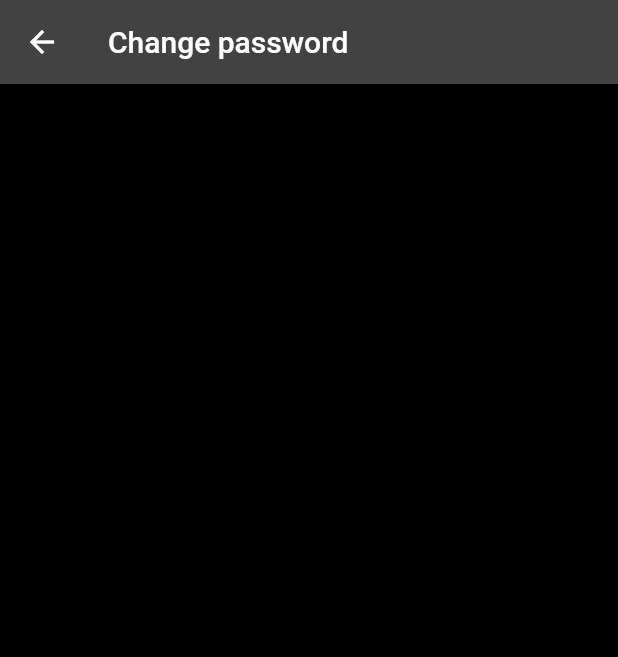
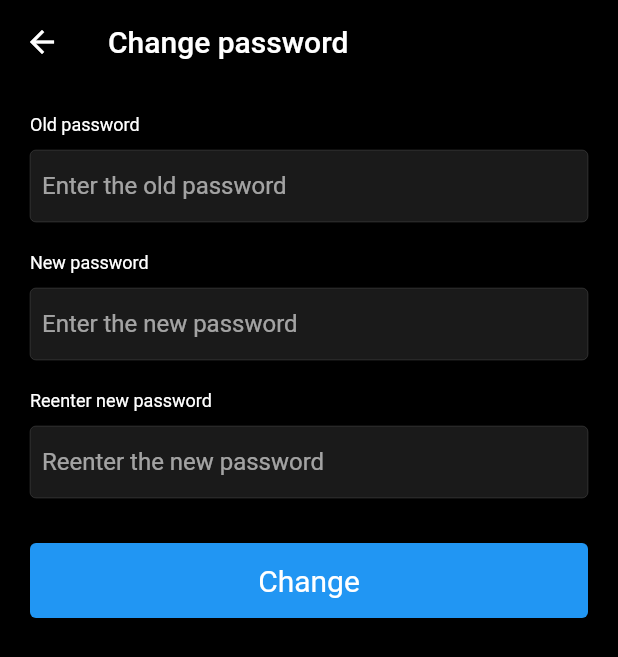
Before and after one commit to pndphuoc/instagram, a Flutter app: the ChangePasswordScreen screen opened directly, on a phone screen of 412 x 824 dp. Shown: the top 657 px of the screen. Run offline on Flutter 3.47's test engine with Material 2 defaults, Android fonts, the phone set to English and light mode, and no system bars; our stand-ins replace awesome_notifications, cached_network_image, camera, carousel_slider, cloud_firestore, device_info_plus and 20 more; missing offline and left inert: awesome_notifications_fcm, image_crop, photo_manager, video_compress; accounts and stored records are empty.

Commit message:
them chuc nang doi  mat khau

```diff
--- a/lib/repository/authentication_repository.dart
+++ b/lib/repository/authentication_repository.dart
@@ -1,5 +1,6 @@
 import 'package:cloud_firestore/cloud_firestore.dart';
 import 'package:firebase_auth/firebase_auth.dart';
+import 'package:fluttertoast/fluttertoast.dart';
 import 'package:google_sign_in/google_sign_in.dart';
 
 
@@ -87,4 +88,23 @@ class AuthenticationRepository {
       final List<DocumentSnapshot> documents = result.docs;
       return documents.isNotEmpty;
   }
+
+  static Future<bool> changePassword(String email, String oldPassword, String newPassword) async {
+    try {
+      UserCredential userCredential = await FirebaseAuth.instance.signInWithEmailAndPassword(
+        email: email,
+        password: oldPassword,
+      );
+      await userCredential.user?.updatePassword(newPassword);
+      Fluttertoast.showToast(msg: 'Password changed successfully');
+      return true;
+    } on FirebaseAuthException catch (e) {
+      if (e.code == 'user-not-found') {
+        Fluttertoast.showToast(msg: 'User not found');
+      } else if (e.code == 'wrong-password') {
+        Fluttertoast.showToast(msg: 'Wrong password provided');
+      }
+      return false;
+    }
+  }
 }
--- a/lib/screens/authentication_screens/login_screen.dart
+++ b/lib/screens/authentication_screens/login_screen.dart
@@ -47,7 +47,7 @@ class _LoginScreenState extends State<LoginScreen> {
         showSnackBar(context, value);
       } else {
         final newUserProvider = CurrentUserViewModel();
-        Provider<CurrentUserViewModel>.value(
+        ListenableProvider<CurrentUserViewModel>.value(
           value: newUserProvider,
         );
       }
--- a/lib/screens/notification_screens/notifications_screen.dart
+++ b/lib/screens/notification_screens/notifications_screen.dart
@@ -18,6 +18,8 @@ class _NotificationsScreenState extends State<NotificationsScreen> {
     return Scaffold(
       appBar: _buildAppBar(context),
       body: SingleChildScrollView(
+        child: ListenableProvider<NotificationViewModel>(
+          create: (_) => NotificationViewModel(userId: FirebaseAuth.instance.currentUser!.uid),
           child: Consumer<NotificationViewModel>(
             builder: (context, value, child) {
               switch (value.isLoading) {
@@ -34,6 +36,7 @@ class _NotificationsScreenState extends State<NotificationsScreen> {
             }
           ),
         ),
+      ),
     );
   }
 
--- a/lib/screens/profile_screens/change_password_screen.dart
+++ b/lib/screens/profile_screens/change_password_screen.dart
@@ -1,4 +1,9 @@
+import 'package:firebase_auth/firebase_auth.dart';
 import 'package:flutter/material.dart';
+import 'package:instagram/ultis/colors.dart';
+import 'package:instagram/view_model/change_password_view_model.dart';
+import 'package:instagram/widgets/text_form_field.dart';
+import 'package:provider/provider.dart';
 
 class ChangePasswordScreen extends StatefulWidget {
   const ChangePasswordScreen({Key? key}) : super(key: key);
@@ -8,16 +13,139 @@ class ChangePasswordScreen extends StatefulWidget {
 }
 
 class _ChangePasswordScreenState extends State<ChangePasswordScreen> {
+  final TextEditingController _oldPasswordController = TextEditingController();
+  final TextEditingController _reenterNewPasswordController =
+      TextEditingController();
+  final TextEditingController _newPasswordController = TextEditingController();
+  final GlobalKey<FormState> _formKey = GlobalKey<FormState>();
+
   @override
   Widget build(BuildContext context) {
-    return Scaffold(
-      appBar: _buildAppBar(context),
+    return ListenableProvider<ChangePasswordViewModel>(
+      create: (_) => ChangePasswordViewModel(),
+      child: Scaffold(
+        appBar: _buildAppBar(context),
+        body: SingleChildScrollView(
+          child: Padding(
+            padding: const EdgeInsets.all(20.0),
+            child: Form(
+              key: _formKey,
+              child: Column(
+                crossAxisAlignment: CrossAxisAlignment.start,
+                children: [
+                  _oldPasswordTextField(context),
+                  const SizedBox(
+                    height: 20,
+                  ),
+                  _newPasswordTextField(context),
+                  const SizedBox(height: 20,),
+                  _reenterNewPasswordTextField(context),
+                  const SizedBox(
+                    height: 30,
+                  ),
+                  _changePasswordButton(context)
+                ],
+              ),
+            ),
+          ),
+        ),
+      ),
     );
   }
 
   AppBar _buildAppBar(BuildContext context) {
     return AppBar(
-      title: Text("Change password", style: Theme.of(context).textTheme.titleLarge,),
+      backgroundColor: mobileBackgroundColor,
+      title: Text(
+        "Change password",
+        style: Theme.of(context).textTheme.titleLarge,
+      ),
+    );
+  }
+
+  Widget _reenterNewPasswordTextField(BuildContext context) {
+    return Column(
+      crossAxisAlignment: CrossAxisAlignment.start,
+      children: [
+        Text(
+          "Reenter new password",
+          style: Theme.of(context).textTheme.labelMedium,
+        ),
+        const SizedBox(
+          height: 10,
+        ),
+        TextFormFieldInput.password(
+            textEditingController: _reenterNewPasswordController,
+            hintText: "Reenter the new password",
+            textInputType: TextInputType.visiblePassword,
+            textInputAction: TextInputAction.next),
+      ],
+    );
+  }
+
+  Widget _newPasswordTextField(BuildContext context) {
+    return Column(
+      crossAxisAlignment: CrossAxisAlignment.start,
+      children: [
+        Text(
+          "New password",
+          style: Theme.of(context).textTheme.labelMedium,
+        ),
+        const SizedBox(
+          height: 10,
+        ),
+        TextFormFieldInput.password(
+            textEditingController: _newPasswordController,
+            hintText: "Enter the new password",
+            textInputType: TextInputType.visiblePassword,
+            textInputAction: TextInputAction.done),
+      ],
+    );
+  }
+
+  Widget _oldPasswordTextField(BuildContext context) {
+    return Column(
+      crossAxisAlignment: CrossAxisAlignment.start,
+      children: [
+        Text(
+          "Old password",
+          style: Theme.of(context).textTheme.labelMedium,
+        ),
+        const SizedBox(
+          height: 10,
+        ),
+        TextFormFieldInput.password(
+            textEditingController: _oldPasswordController,
+            hintText: "Enter the old password",
+            textInputType: TextInputType.visiblePassword,
+            textInputAction: TextInputAction.next),
+      ],
+    );
+  }
+
+  Widget _changePasswordButton(BuildContext context) {
+    return Consumer<ChangePasswordViewModel>(
+      builder: (context, value, child) => SizedBox(
+          width: double.infinity,
+          height: 50,
+          child: value.isChanging
+              ? const Center(
+                  child: CircularProgressIndicator(),
+                )
+              : ElevatedButton(
+                  onPressed: () {
+                    if (_formKey.currentState!.validate()) {
+                      value.onChangeButtonTap(
+                          FirebaseAuth.instance.currentUser!.email!,
+                          _oldPasswordController.text,
+                          _newPasswordController.text,
+                          _reenterNewPasswordController.text);
+                    }
+                  },
+                  child: Text(
+                    "Change",
+                    style: Theme.of(context).textTheme.bodyLarge,
+                  ))),
     );
   }
 }
--- a/lib/screens/profile_screens/edit_profile_screen.dart
+++ b/lib/screens/profile_screens/edit_profile_screen.dart
@@ -5,6 +5,7 @@ import 'package:camera/camera.dart';
 import 'package:firebase_auth/firebase_auth.dart';
 import 'package:flutter/material.dart';
 import 'package:google_fonts/google_fonts.dart';
+import 'package:instagram/screens/profile_screens/change_password_screen.dart';
 import 'package:instagram/ultis/colors.dart';
 import 'package:instagram/ultis/global_variables.dart';
 import 'package:instagram/view_model/current_user_view_model.dart';
@@ -93,7 +94,9 @@ class _EditProfileScreenState extends State<EditProfileScreen> {
             ),
             FirebaseAuth.instance.currentUser!.providerData.first.providerId == EmailAuthProvider.PROVIDER_ID ?
             InkWell(
-              onTap: () {},
+              onTap: () {
+                Navigator.push(context, MaterialPageRoute(builder: (context) => const ChangePasswordScreen(),));
+              },
               child: Container(
                 decoration: const BoxDecoration(
                     border: Border(
--- a/lib/screens/profile_screens/personal_profile_screen.dart
+++ b/lib/screens/profile_screens/personal_profile_screen.dart
@@ -190,10 +190,9 @@ class _PersonalProfileScreenState extends State<PersonalProfileScreen>
         Expanded(
           child: ElevatedButton(
               onPressed: () {
-                final AuthenticationViewModel auth = AuthenticationViewModel();
                 context.read<PostViewModel>().posts = [];
                 context.read<CurrentUserViewModel>().posts = [];
-                auth.logout();
+                AuthenticationViewModel.logout();
               },
               style: ElevatedButton.styleFrom(
                   shape: RoundedRectangleBorder(
--- /dev/null
+++ b/lib/view_model/change_password_view_model.dart
@@ -0,0 +1,29 @@
+import 'package:flutter/material.dart';
+import 'package:fluttertoast/fluttertoast.dart';
+
+import '../repository/authentication_repository.dart';
+
+class ChangePasswordViewModel extends ChangeNotifier {
+  bool isChanging = false;
+  bool isReenterNewPasswordDifferent = false;
+  bool isEmailEmpty = false;
+
+  Future<bool> onChangeButtonTap(String email, String oldPassword, String newPassword, String reenterNewPassword) async {
+    if (newPassword != reenterNewPassword) {
+      isReenterNewPasswordDifferent = true;
+      Fluttertoast.showToast(msg: 'Reenter password is wrong');
+      notifyListeners();
+      return false;
+    }
+
+    isChanging = true;
+    notifyListeners();
+
+    bool result = await AuthenticationRepository.changePassword(email, oldPassword, newPassword);
+
+    isChanging = false;
+    notifyListeners();
+
+    return result;
+  }
+}
--- a/lib/widgets/post_widgets/post_card.dart
+++ b/lib/widgets/post_widgets/post_card.dart
@@ -39,7 +39,6 @@ class _PostCardState extends State<PostCard> {
   late double imageWidth;
   final LikeViewModel _likeViewModel = LikeViewModel();
   late CurrentUserViewModel _currentUserViewModel;
-  late NotificationViewModel _notificationViewModel;
   bool isEnableShimmer = true;
   List<VideoPlayerController?> _currentControllers = [];
   int currentIndex = 0;
@@ -48,7 +47,6 @@ class _PostCardState extends State<PostCard> {
   void initState() {
     super.initState();
     _currentUserViewModel = context.read<CurrentUserViewModel>();
-    _notificationViewModel = context.read<NotificationViewModel>();
     for (int i = 0; i < widget.post.medias.length; i++) {
       if (widget.post.medias[i].type == 'video') {
         _currentControllers
@@ -181,8 +179,8 @@ class _PostCardState extends State<PostCard> {
               onTap: () {
                 _likeViewModel.toggleLikePost(widget.post).then((value) {
                   if (value) {
-                    _notificationViewModel.addInteractiveNotification(
-                        userId: widget.post.userId,
+                    NotificationViewModel.addInteractiveNotification(
+                        receiverId: widget.post.userId,
                         interactiveUserAvatarUrl:
                             _currentUserViewModel.user!.avatarUrl,
                         interactiveUsername:
```
Also changed, not shown: lib/main.dart (+10 -12 lines), lib/screens/authentication_screens/signup_screen.dart (+19 -77 lines), lib/view_model/authentication_view_model.dart (+47 -7 lines), lib/view_model/current_user_view_model.dart (+6 -1 lines), lib/view_model/notification_view_model.dart (+4 -5 lines). Lines whose indentation alone changed are shown as unchanged.
